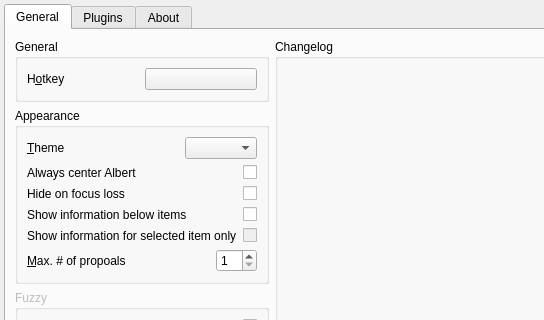
Above: src/application/settingswidget/settingswidget.ui from albertlauncher/albert before the change; both pictures show x 0 to 544 and y 0 to 320 of the 800 by 450 pixel window. Below: the same form after it.
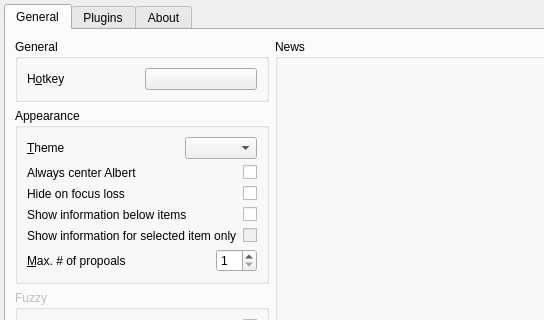
That is the form after the change. Icons and pictures are not drawn. Custom widgets are drawn as their Qt base class.

Commit message: Settingswidget consistency fixes

Patch:
```diff
--- a/src/application/settingswidget/settingswidget.ui
+++ b/src/application/settingswidget/settingswidget.ui
@@ -274,7 +274,7 @@
          <item>
           <widget class="QGroupBox" name="groupBox_3">
            <property name="title">
-            <string>Changelog</string>
+            <string>News</string>
            </property>
            <layout class="QVBoxLayout" name="verticalLayout_8">
             <item>
```
Left out of the diff: 46 changed lines with no effect on the pictures. The commit also changes 1 other file.
